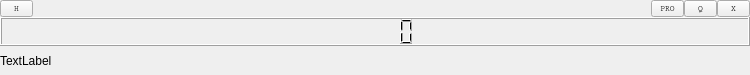
Before: the Qt Designer form Graffik/gui/film/MotionArea/motionbase.ui in DynamicPerception/Graffik_Legacy, drawn with Qt 5.
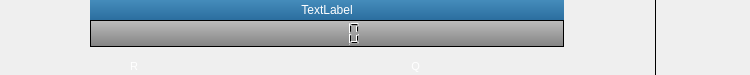
After: the same form once the commit is applied. Icons and pictures are not drawn.

The edit to the form file:
```diff
--- a/Graffik/gui/film/MotionArea/motionbase.ui
+++ b/Graffik/gui/film/MotionArea/motionbase.ui
@@ -19,6 +19,85 @@
   <property name="windowTitle">
    <string>Form</string>
   </property>
+  <property name="styleSheet">
+   <string notr="true">#MotionBase {
+padding:0px;
+margin:0px;
+}
+
+#dispLCD {
+border-image: url(:/core/axis-dist-bg.png);
+border: 0px transparent;
+margin: 3px;
+}
+
+#dispLCDFrame {
+
+background-color: qlineargradient(spread:pad, x1:0, y1:0, x2:0, y2:1, stop:0 rgba(190, 190, 190, 255), stop:1 rgba(130, 130, 130, 255));
+margin:0px;
+}
+
+#nameLabel {
+
+background-color:qlineargradient(spread:pad, x1:0, y1:0, x2:0, y2:1, stop:0 rgba(69, 140, 187, 255), stop:1 rgba(43, 110, 159, 255));
+color: white;
+margin:0px;
+}
+
+#easeButton {
+color:white;
+text-align:right;
+padding-top:10%;
+padding-right:3%;
+border-image: url(:/core/accel-but-normal.png);
+border: 0px transparent;
+}
+
+#easeButton:pressed {
+border-image: url(:/core/accel-but-pressed.png);
+}
+
+#muteButton {
+border-image: url(:/core/mute-but-normal.png);
+border: 0px transparent;
+}
+
+#muteButton:pressed {
+border-image: url(:/core/mute-but-pressed.png);
+}
+
+
+#resButton {
+color:white;
+text-align:right;
+padding-top:10%;
+padding-right:3%;
+border-image: url(:/core/res-but-normal.png);
+border: 0px transparent;
+}
+
+#resButton:pressed {
+border-image: url(:/core/res-but-pressed.png);
+}
+
+#scaleButton {
+border-image: url(:/core/scale-but-normal.png);
+border: 0px transparent;
+}
+
+#scaleButton:pressed {
+border-image: url(:/core/scale-but-pressed.png);
+}
+
+#motionSepLine {
+
+padding:0px;
+margin:0px;
+}
+
+
+</string>
+  </property>
   <layout class="QHBoxLayout" name="horizontalLayout">
    <property name="spacing">
     <number>0</number>
@@ -31,31 +110,42 @@
      <property name="spacing">
       <number>0</number>
      </property>
-     <item row="4" column="0" colspan="7">
-      <spacer name="horizontalSpacer">
-       <property name="orientation">
-        <enum>Qt::Horizontal</enum>
-       </property>
-       <property name="sizeType">
-        <enum>QSizePolicy::Fixed</enum>
-       </property>
-       <property name="sizeHint" stdset="0">
-        <size>
-         <width>75</width>
-         <height>0</height>
-        </size>
-       </property>
-      </spacer>
-     </item>
-     <item row="3" column="0" colspan="7">
+     <item row="1" column="0" colspan="4">
       <widget class="QLabel" name="nameLabel">
+       <property name="sizePolicy">
+        <sizepolicy hsizetype="Preferred" vsizetype="Expanding">
+         <horstretch>0</horstretch>
+         <verstretch>0</verstretch>
+        </sizepolicy>
+       </property>
+       <property name="minimumSize">
+        <size>
+         <width>0</width>
+         <height>20</height>
+        </size>
+       </property>
+       <property name="maximumSize">
+        <size>
+         <width>16777215</width>
+         <height>35</height>
+        </size>
+       </property>
        <property name="text">
         <string>TextLabel</string>
        </property>
+       <property name="alignment">
+        <set>Qt::AlignCenter</set>
+       </property>
       </widget>
      </item>
-     <item row="1" column="6">
+     <item row="3" column="3">
       <widget class="QToolButton" name="muteButton">
+       <property name="maximumSize">
+        <size>
+         <width>51</width>
+         <height>38</height>
+        </size>
+       </property>
        <property name="font">
         <font>
          <family>Courier</family>
@@ -66,67 +156,203 @@
         <string>Mute</string>
        </property>
        <property name="text">
-        <string> X </string>
+        <string/>
        </property>
       </widget>
      </item>
-     <item row="1" column="5">
-      <widget class="QToolButton" name="easeButton">
+     <item row="0" column="0" colspan="4">
+      <spacer name="horizontalSpacer">
+       <property name="orientation">
+        <enum>Qt::Horizontal</enum>
+       </property>
+       <property name="sizeType">
+        <enum>QSizePolicy::Maximum</enum>
+       </property>
+       <property name="sizeHint" stdset="0">
+        <size>
+         <width>204</width>
+         <height>0</height>
+        </size>
+       </property>
+      </spacer>
+     </item>
+     <item row="3" column="5">
+      <spacer name="verticalSpacer">
+       <property name="orientation">
+        <enum>Qt::Vertical</enum>
+       </property>
+       <property name="sizeType">
+        <enum>QSizePolicy::Maximum</enum>
+       </property>
+       <property name="sizeHint" stdset="0">
+        <size>
+         <width>0</width>
+         <height>38</height>
+        </size>
+       </property>
+      </spacer>
+     </item>
+     <item row="2" column="0" colspan="4">
+      <widget class="QFrame" name="dispLCDFrame">
+       <property name="frameShape">
+        <enum>QFrame::StyledPanel</enum>
+       </property>
+       <property name="frameShadow">
+        <enum>QFrame::Raised</enum>
+       </property>
+       <layout class="QGridLayout" name="gridLayout_2">
+        <property name="margin">
+         <number>0</number>
+        </property>
+        <property name="spacing">
+         <number>0</number>
+        </property>
+        <item row="0" column="0">
+         <widget class="QLCDNumber" name="dispLCD">
+          <property name="sizePolicy">
+           <sizepolicy hsizetype="Minimum" vsizetype="MinimumExpanding">
+            <horstretch>0</horstretch>
+            <verstretch>0</verstretch>
+           </sizepolicy>
+          </property>
+          <property name="minimumSize">
+           <size>
+            <width>0</width>
+            <height>15</height>
+           </size>
+          </property>
+          <property name="maximumSize">
+           <size>
+            <width>16777215</width>
+            <height>80</height>
+           </size>
+          </property>
+          <property name="font">
+           <font>
+            <pointsize>8</pointsize>
+           </font>
+          </property>
+          <property name="smallDecimalPoint">
+           <bool>true</bool>
+          </property>
+         </widget>
+        </item>
+       </layout>
+      </widget>
+     </item>
+     <item row="2" column="5">
+      <spacer name="verticalSpacer_2">
+       <property name="orientation">
+        <enum>Qt::Vertical</enum>
+       </property>
+       <property name="sizeType">
+        <enum>QSizePolicy::Expanding</enum>
+       </property>
+       <property name="sizeHint" stdset="0">
+        <size>
+         <width>0</width>
+         <height>75</height>
+        </size>
+       </property>
+      </spacer>
+     </item>
+     <item row="1" column="4" rowspan="3">
+      <widget class="Line" name="motionSepLine">
+       <property name="minimumSize">
+        <size>
+         <width>0</width>
+         <height>0</height>
+        </size>
+       </property>
+       <property name="frameShadow">
+        <enum>QFrame::Plain</enum>
+       </property>
+       <property name="orientation">
+        <enum>Qt::Vertical</enum>
+       </property>
+      </widget>
+     </item>
+     <item row="3" column="2">
+      <widget class="QPushButton" name="easeButton">
+       <property name="maximumSize">
+        <size>
+         <width>51</width>
+         <height>38</height>
+        </size>
+       </property>
        <property name="font">
         <font>
-         <family>Courier</family>
-         <pointsize>6</pointsize>
+         <family>MS Sans Serif</family>
+         <pointsize>8</pointsize>
         </font>
        </property>
        <property name="toolTip">
         <string>Curve</string>
        </property>
        <property name="text">
-        <string> Q </string>
+        <string>Q</string>
        </property>
       </widget>
      </item>
-     <item row="1" column="4">
-      <widget class="QToolButton" name="scaleButton">
-       <property name="font">
-        <font>
-         <family>Courier</family>
-         <pointsize>6</pointsize>
-        </font>
+     <item row="3" column="0">
+      <widget class="QPushButton" name="resButton">
+       <property name="sizePolicy">
+        <sizepolicy hsizetype="Fixed" vsizetype="Fixed">
+         <horstretch>0</horstretch>
+         <verstretch>0</verstretch>
+        </sizepolicy>
        </property>
-       <property name="toolTip">
-        <string>Display</string>
+       <property name="minimumSize">
+        <size>
+         <width>0</width>
+         <height>28</height>
+        </size>
        </property>
-       <property name="text">
-        <string>PRO</string>
+       <property name="maximumSize">
+        <size>
+         <width>51</width>
+         <height>38</height>
+        </size>
        </property>
-      </widget>
-     </item>
-     <item row="1" column="0" colspan="4">
-      <widget class="QToolButton" name="resButton">
+       <property name="sizeIncrement">
+        <size>
+         <width>1</width>
+         <height>1</height>
+        </size>
+       </property>
        <property name="font">
         <font>
-         <family>Courier</family>
-         <pointsize>6</pointsize>
+         <family>MS Sans Serif</family>
+         <pointsize>8</pointsize>
         </font>
        </property>
        <property name="toolTip">
         <string>Resolution</string>
        </property>
        <property name="text">
-        <string> H </string>
+        <string>R</string>
        </property>
       </widget>
      </item>
-     <item row="2" column="0" colspan="7">
-      <widget class="QLCDNumber" name="dispLCD">
+     <item row="3" column="1">
+      <widget class="QPushButton" name="scaleButton">
+       <property name="maximumSize">
+        <size>
+         <width>51</width>
+         <height>38</height>
+        </size>
+       </property>
        <property name="font">
         <font>
-         <pointsize>8</pointsize>
+         <family>Courier</family>
+         <pointsize>6</pointsize>
         </font>
        </property>
-       <property name="smallDecimalPoint">
-        <bool>true</bool>
+       <property name="toolTip">
+        <string>Display</string>
+       </property>
+       <property name="text">
+        <string/>
        </property>
       </widget>
      </item>
```
